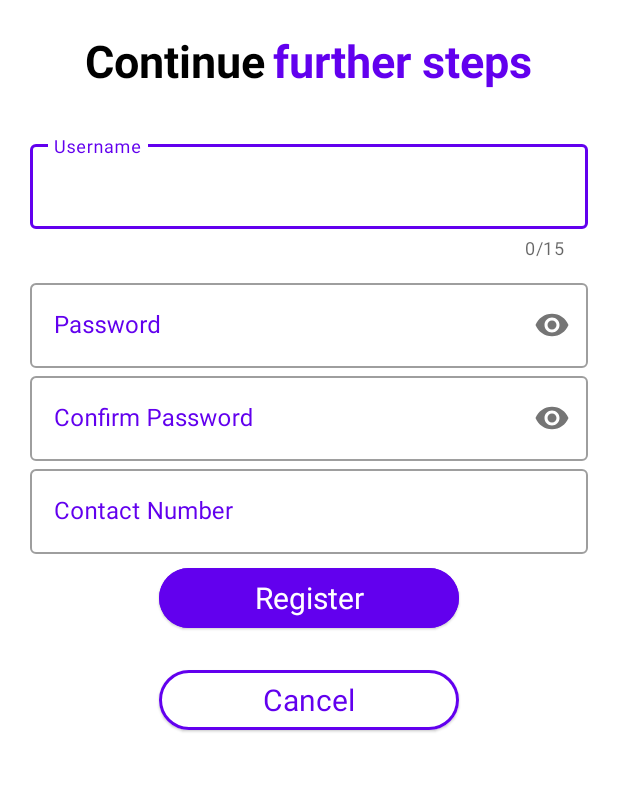
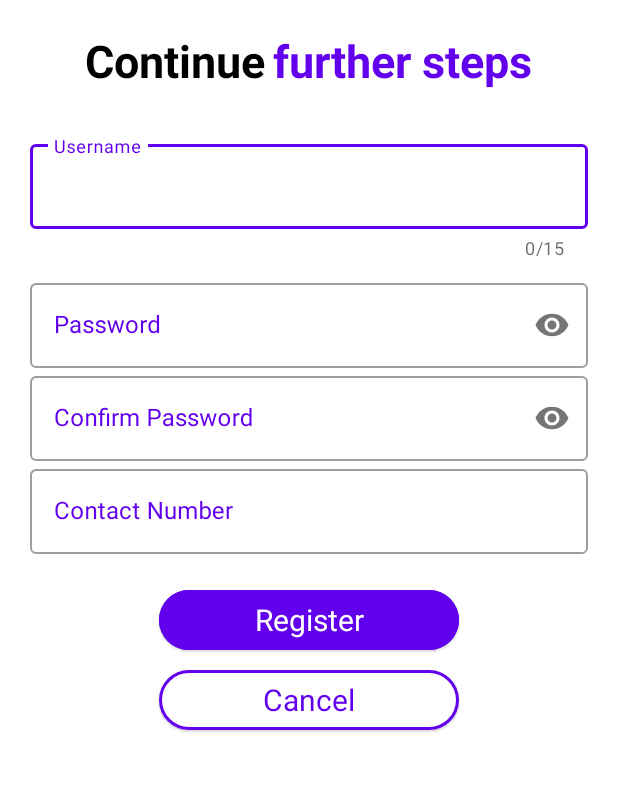
Before and after one commit to HarshAggarwal1/ExpenSure, an Android app: the GoogleSignInActivity screen opened directly, with no data from a screen before it, on a phone screen of 412 x 824 dp, the part 165-957 px from its top. Run offline under Robolectric (Android 15) with nearby library versions, the phone set to English and light mode, and no system bars.

Commit message:
Added further steps screen for Google Sign In

```diff
--- a/app/src/main/res/layout/activity_after_google_sign_in.xml
+++ b/app/src/main/res/layout/activity_after_google_sign_in.xml
@@ -133,8 +133,8 @@
             app:elevation="5dp"
             android:layout_height="wrap_content"
             android:layout_gravity="center"
-            android:layout_marginTop="5dp"
-            android:layout_marginBottom="10dp"
+            android:layout_marginTop="20dp"
+            android:layout_marginBottom="5dp"
             android:backgroundTint="@color/purple_500"
             android:fontFamily="sans-serif"
             android:text="@string/register"
@@ -151,7 +151,6 @@
             android:layout_width="200dp"
             android:layout_height="wrap_content"
             android:layout_gravity="center"
-            android:layout_marginTop="10dp"
             android:layout_marginBottom="5dp"
             app:elevation="5dp"
             android:backgroundTint="@color/white"
```
